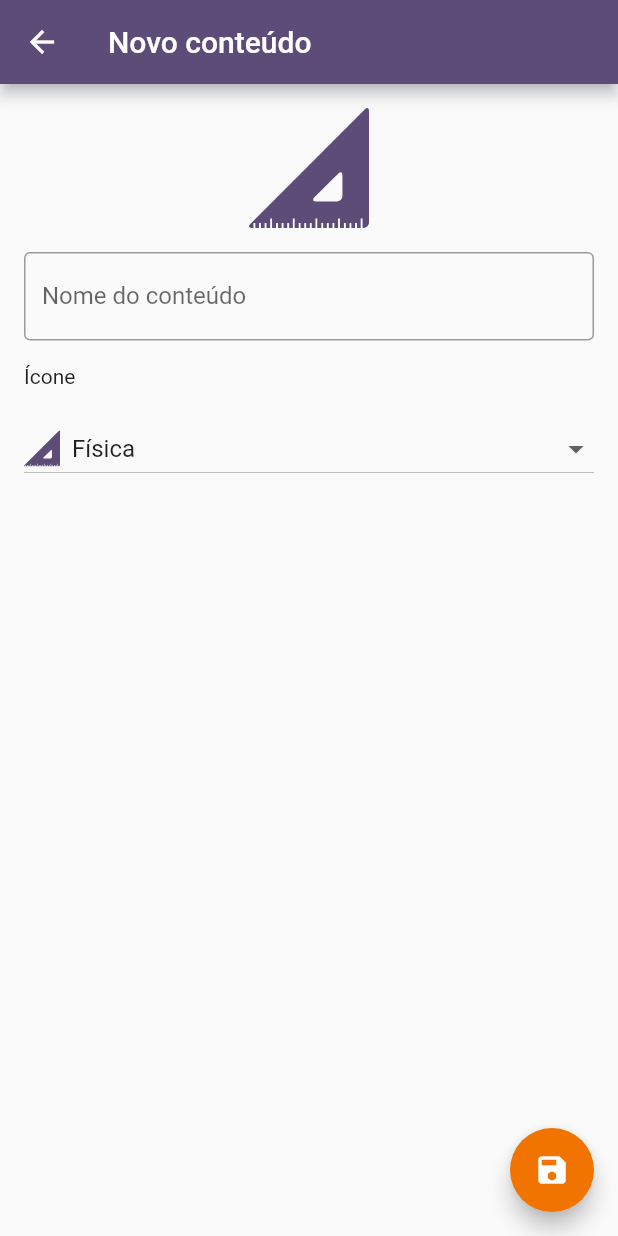
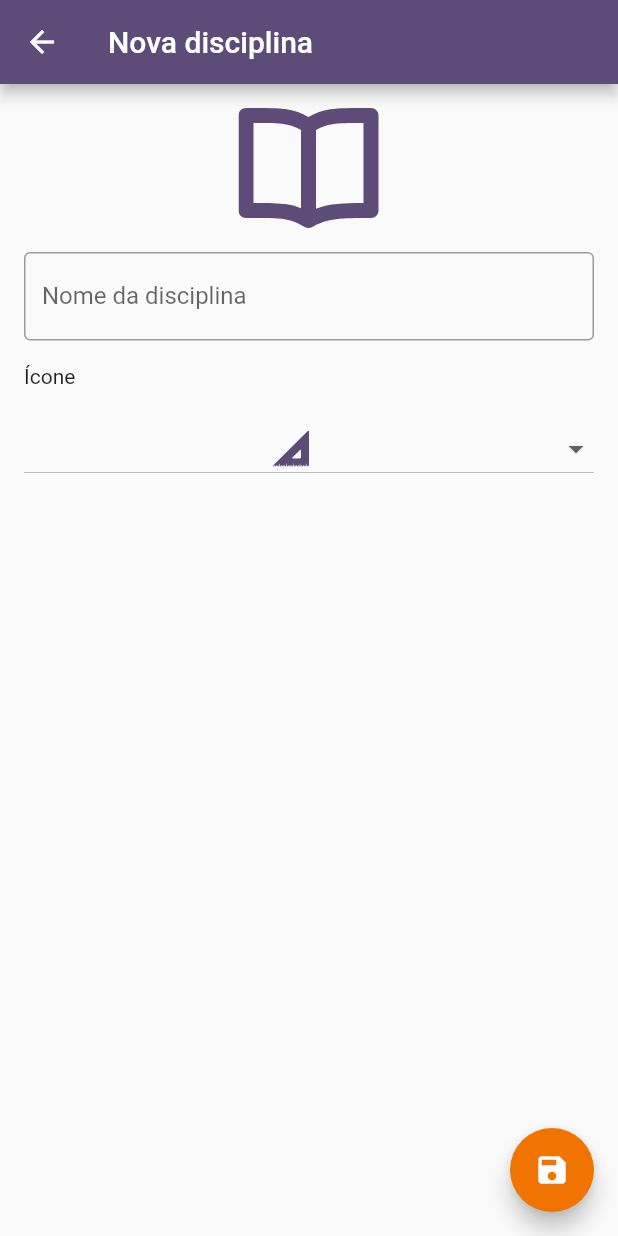
Before and after one commit to andersonchoren/tcc_pos_mobile, a Flutter app: the screen it shows after launch, after a tap on the "add" icon, on a phone screen of 412 x 824 dp. Run offline on Flutter 3.47's test engine with Material 2 defaults, Android fonts, the light colour scheme and no system bars; our stand-ins replace flutter_svg, sqflite; accounts and stored records are empty.

Commit message:
feat: Ajuste das ações das telas
Mudanças a serem submetidas:
	modified:   lib/screens/add_content/components/time_input.dart
	modified:   lib/screens/add_discipline/add_discipline.dart
	modified:   lib/screens/content_details/content_details.dart
	modified:   lib/screens/home/home.dart

```diff
--- a/lib/screens/add_content/components/time_input.dart
+++ b/lib/screens/add_content/components/time_input.dart
@@ -40,7 +40,7 @@ class _TimeInputState extends State<TimeInput> {
                 if (time != null) {
                   var hour = (time.hour < 9) ? "0${time.hour}" : time.hour;
                   var minutes =
-                      (time.hour < 9) ? "0${time.minute}" : time.minute;
+                      (time.minute < 9) ? "0${time.minute}" : time.minute;
                   widget.inputController.text = "$hour:$minutes";
                 }
               },
--- a/lib/screens/add_discipline/add_discipline.dart
+++ b/lib/screens/add_discipline/add_discipline.dart
@@ -18,12 +18,12 @@ class _AddDisciplineState extends State<AddDiscipline> {
   var discipline = list_of_disciplines[0];
   var disciplineController = TextEditingController();
   var formKey = GlobalKey<FormState>();
-  var icon = "physic";
+  var icon = "book";
   @override
   Widget build(BuildContext context) {
     return Scaffold(
       appBar: AppBar(
-        title: const Text("Novo conteúdo"),
+        title: const Text("Nova disciplina"),
       ),
       body: SingleChildScrollView(
         child: Container(
@@ -45,7 +45,7 @@ class _AddDisciplineState extends State<AddDiscipline> {
                   controller: disciplineController,
                   decoration: const InputDecoration(
                     border: OutlineInputBorder(),
-                    label: Text("Nome do conteúdo"),
+                    label: Text("Nome da disciplina"),
                   ),
                   validator: ((value) {
                     return validateDisciplineName(value!);
@@ -66,15 +66,12 @@ class _AddDisciplineState extends State<AddDiscipline> {
                   return DropdownMenuItem(
                     value: item,
                     child: Row(
+                      mainAxisAlignment: MainAxisAlignment.center,
                       children: [
                         SvgPicture.asset(
                           "assets/icons/${findIcon(item)}.svg",
                           height: 24,
                         ),
-                        const SizedBox(
-                          width: 8,
-                        ),
-                        Text(item),
                       ],
                     ),
                   );
--- a/lib/screens/content_details/content_details.dart
+++ b/lib/screens/content_details/content_details.dart
@@ -1,6 +1,7 @@
 import 'package:agenda_de_estudos/model/content.dart';
 import 'package:agenda_de_estudos/model/discipline.dart';
 import 'package:agenda_de_estudos/repository/content_repository.dart';
+import 'package:agenda_de_estudos/screens/add_content/add_content.dart';
 import 'package:agenda_de_estudos/screens/content_details/components/list_item.dart';
 import 'package:flutter/material.dart';
 
@@ -55,6 +56,19 @@ class ContentDetails extends StatelessWidget {
           },
         ),
       ),
+      floatingActionButton: FloatingActionButton(
+        onPressed: () {
+          Navigator.push(
+            context,
+            MaterialPageRoute(
+              builder: ((context) {
+                return const AddContent();
+              }),
+            ),
+          );
+        },
+        child: const Icon(Icons.add),
+      ),
     );
   }
 }
--- a/lib/screens/home/home.dart
+++ b/lib/screens/home/home.dart
@@ -1,6 +1,5 @@
 import 'package:agenda_de_estudos/model/discipline.dart';
 import 'package:agenda_de_estudos/repository/discipline_repository.dart';
-import 'package:agenda_de_estudos/screens/add_content/add_content.dart';
 import 'package:agenda_de_estudos/screens/add_discipline/add_discipline.dart';
 import 'package:agenda_de_estudos/screens/home/components/list_item.dart';
 import 'package:flutter/material.dart';
@@ -13,21 +12,6 @@ class Home extends StatelessWidget {
     return Scaffold(
       appBar: AppBar(
         title: const Text("Meus estudos"),
-        actions: [
-          IconButton(
-            onPressed: () {
-              Navigator.push(
-                context,
-                MaterialPageRoute(
-                  builder: ((context) {
-                    return const AddDiscipline();
-                  }),
-                ),
-              );
-            },
-            icon: const Icon(Icons.add),
-          ),
-        ],
       ),
       body: FutureBuilder(
         future: DisciplineRepository.findAll(),
@@ -70,7 +54,7 @@ class Home extends StatelessWidget {
             context,
             MaterialPageRoute(
               builder: ((context) {
-                return const AddContent();
+                return const AddDiscipline();
               }),
             ),
           );
```
